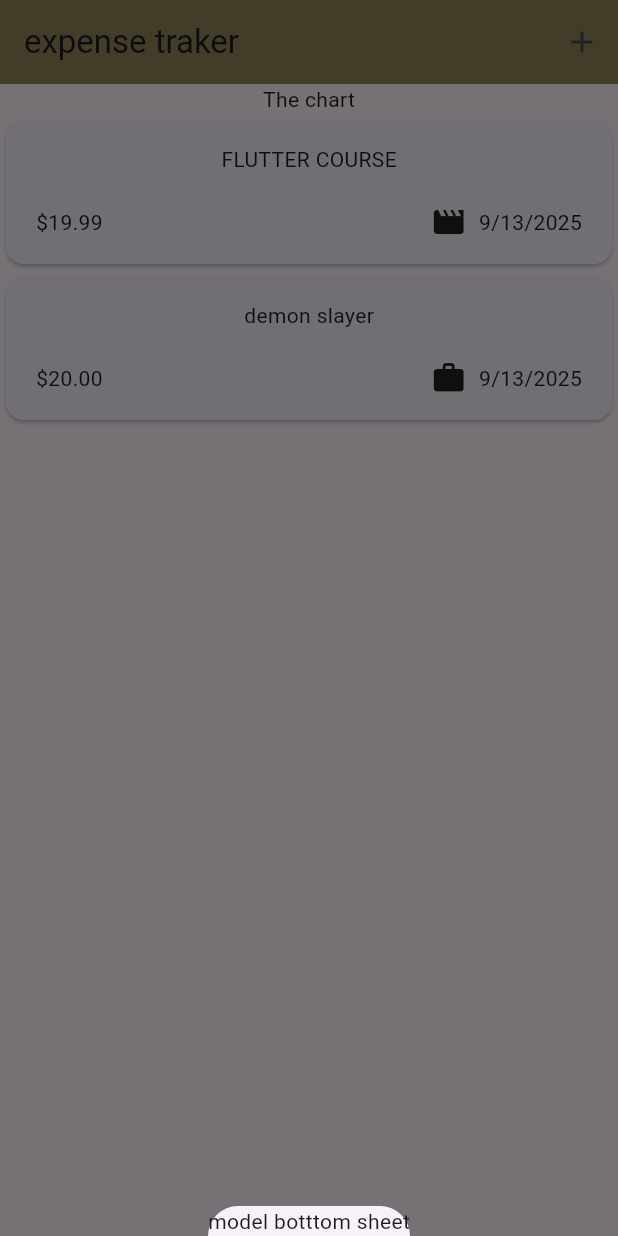
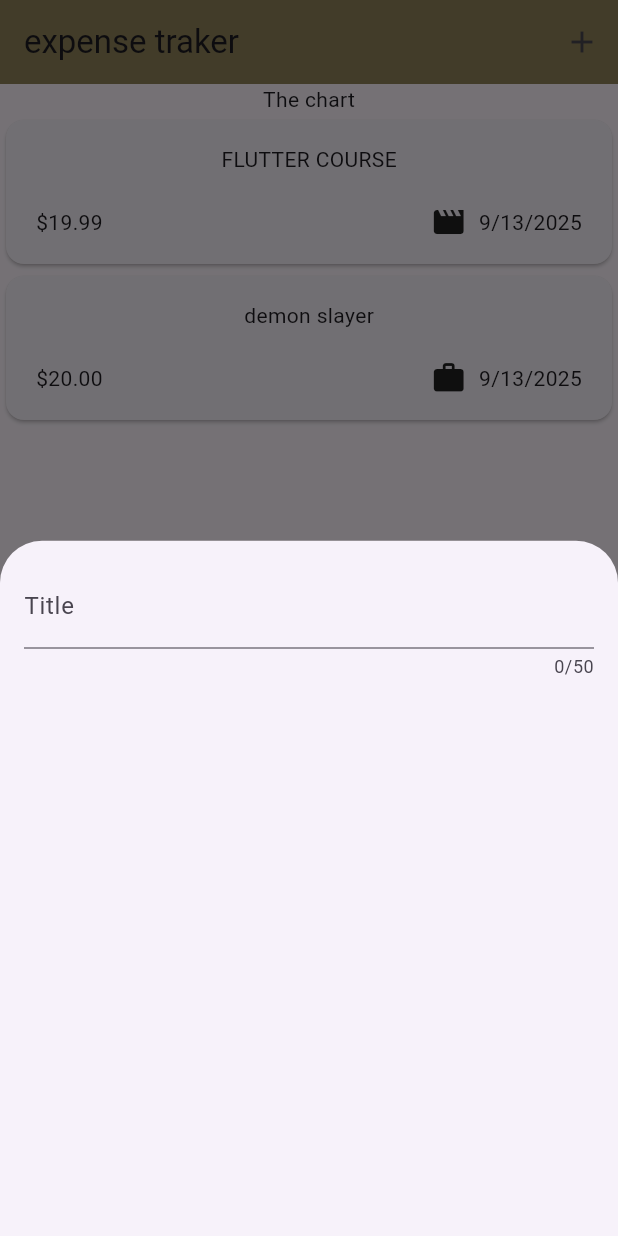
Before and after one commit to Md-sourov-hasan/flutter, a Flutter app: the screen it shows after launch, after a tap on the "add" icon, on a phone screen of 412 x 824 dp. Run offline on Flutter 3.47's test engine with Material 3 defaults, Android fonts, the phone set to English and light mode, and no system bars.

Commit message:
english 109

```diff
--- a/lib/widgets/expenses.dart
+++ b/lib/widgets/expenses.dart
@@ -1,5 +1,6 @@
 import 'package:first_app/widgets/expenses_list/expenses_list.dart';
 import 'package:first_app/models/expense.dart';
+import 'package:first_app/widgets/new_expense.dart';
 import 'package:flutter/material.dart';
 
 class Expenses extends StatefulWidget {
@@ -26,7 +27,7 @@ class _ExpensesState extends State<Expenses> {
   ];
   void _openAddExpnseOverlay(){
     showModalBottomSheet(context: context, builder: (ctx){
-      return  Text('model botttom sheet');
+      return  NewExpense();
     });
   }
   @override
--- a/lib/widgets/new_expense.dart
+++ b/lib/widgets/new_expense.dart
@@ -10,6 +10,18 @@ class NewExpense extends StatefulWidget {
 class _NewExpenseState extends State<NewExpense> {
   @override
   Widget build(BuildContext context) {
-    return const Placeholder();
+    return Padding(
+      padding: const EdgeInsets.all(16.0),
+      child: Column(
+        children:  [
+          TextField(
+            maxLength: 50,
+            decoration: InputDecoration(
+              label: Text('Title')
+            ),
+          )
+        ],
+      ),
+    );
   }
 }
```
